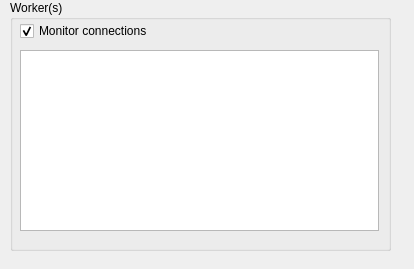
This is PAConsole/res/wgWorkers.ui in AnarManafov/PoD as Qt 5 draws it before an edit. The edited form follows.
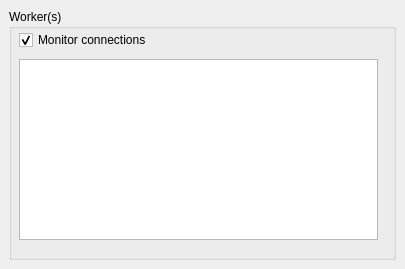
This is the edited form.

Commit message: PAConsole_modified: GUI formating

What changed in the file:
```diff
--- a/PAConsole/res/wgWorkers.ui
+++ b/PAConsole/res/wgWorkers.ui
@@ -5,25 +5,35 @@
    <rect>
     <x>0</x>
     <y>0</y>
-    <width>414</width>
+    <width>405</width>
     <height>269</height>
    </rect>
   </property>
   <property name="windowTitle" >
    <string>Form</string>
   </property>
+  <layout class="QGridLayout" >
+   <property name="margin" >
+    <number>9</number>
+   </property>
+   <property name="spacing" >
+    <number>6</number>
+   </property>
+   <item row="0" column="0" >
   <widget class="QGroupBox" name="groupBox_2" >
-   <property name="geometry" >
-    <rect>
-     <x>10</x>
-     <y>0</y>
-     <width>381</width>
-     <height>251</height>
-    </rect>
-   </property>
    <property name="title" >
     <string>Worker(s)</string>
    </property>
+     <widget class="QListWidget" name="lstClientsList" >
+      <property name="geometry" >
+       <rect>
+        <x>10</x>
+        <y>50</y>
+        <width>359</width>
+        <height>181</height>
+       </rect>
+      </property>
+     </widget>
    <widget class="QCheckBox" name="chkShowWorkers" >
     <property name="geometry" >
      <rect>
@@ -40,17 +50,9 @@
      <bool>true</bool>
     </property>
    </widget>
-   <widget class="QListWidget" name="lstClientsList" >
-    <property name="geometry" >
-     <rect>
-      <x>10</x>
-      <y>50</y>
-      <width>359</width>
-      <height>181</height>
-     </rect>
-    </property>
-   </widget>
-  </widget>
+    </widget>
+   </item>
+  </layout>
  </widget>
  <resources/>
  <connections/>
```
Lines whose indentation alone changed are shown as unchanged. The commit also changes 4 other files.
